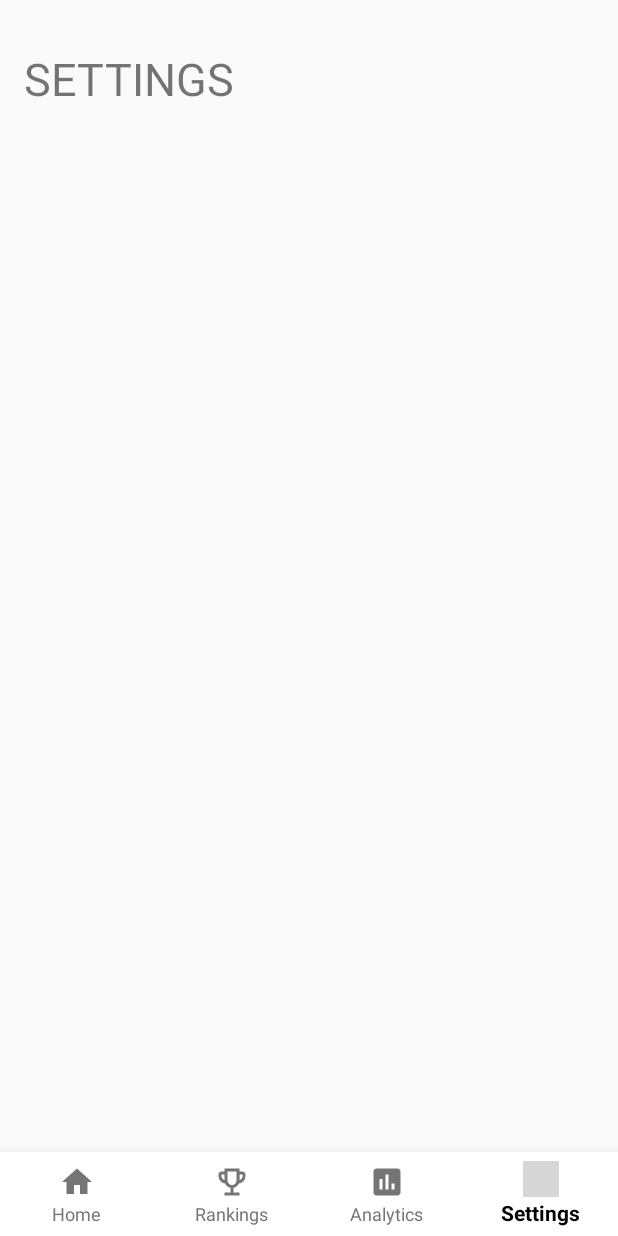
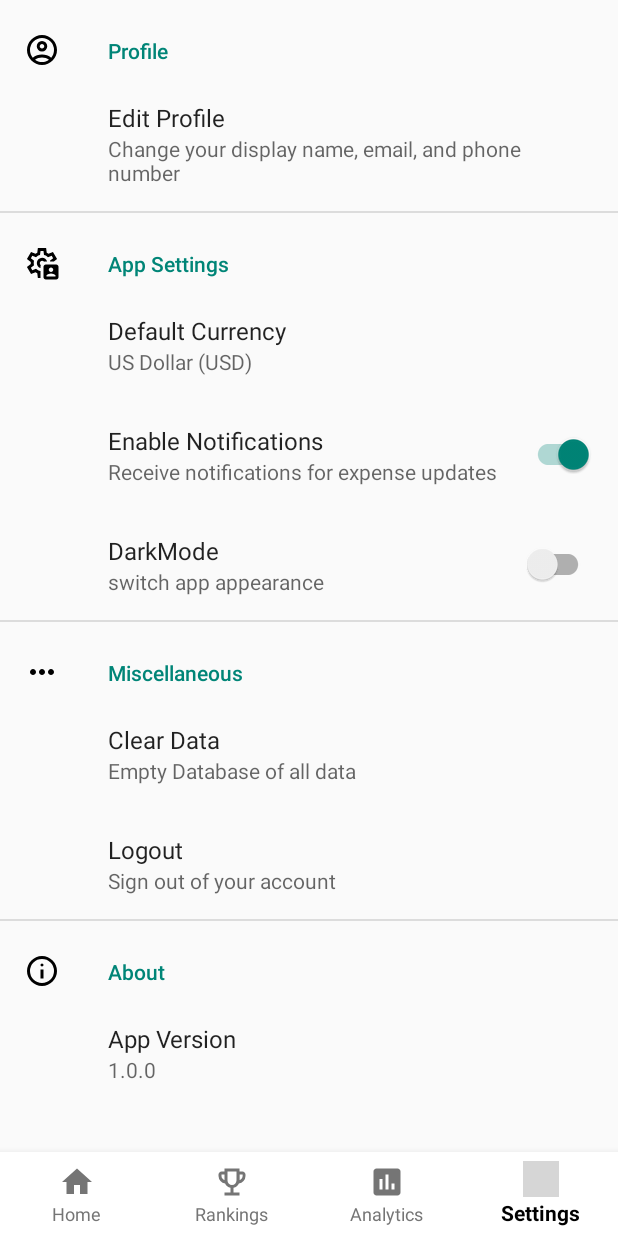
Before and after one commit to NicholasTamm/youOme, an Android app built with Jetpack Compose: the screen it shows after launch (MainActivity), item 4 of the bottom bar chosen, on a phone screen of 412 x 824 dp. Run offline under Robolectric (Android 15) with nearby library versions, the phone set to English and light mode, and no system bars; our stand-ins replace androidx.preference; grey boxes are pictures that could not be loaded.

Commit message:
[FEAT] Basic Settings layout and implementation

```diff
--- a/app/src/main/java/com/example/youome/settings/SettingsFragment.kt
+++ b/app/src/main/java/com/example/youome/settings/SettingsFragment.kt
@@ -1,18 +1,116 @@
 package com.example.youome.settings
 
+import android.content.Intent
+import android.content.SharedPreferences
+import android.net.Uri
 import android.os.Bundle
-import android.view.LayoutInflater
-import android.view.View
-import android.view.ViewGroup
-import androidx.fragment.app.Fragment
+import android.widget.Toast
+import androidx.activity.result.contract.ActivityResultContracts
+import androidx.preference.Preference
+import androidx.preference.PreferenceFragmentCompat
+import androidx.preference.PreferenceManager
 import com.example.youome.R
 
-class SettingsFragment: Fragment() {
-    override fun onCreateView(
-        inflater: LayoutInflater,
-        container: ViewGroup?,
-        savedInstanceState: Bundle?
-    ): View? {
-        return inflater.inflate(R.layout.settings, container, false)
+class SettingsFragment : PreferenceFragmentCompat(),
+    SharedPreferences.OnSharedPreferenceChangeListener,
+    Preference.OnPreferenceClickListener {
+
+
+    override fun onCreatePreferences(savedInstanceState: Bundle?, rootKey: String?) {
+        setPreferencesFromResource(R.xml.preferences, rootKey)
+    }
+
+    override fun onCreate(savedInstanceState: Bundle?) {
+        super.onCreate(savedInstanceState)
+
+        // Set up click listeners for specific preferences
+        setupPreferenceClickListeners()
+
+    }
+
+    override fun onResume() {
+        super.onResume()
+        preferenceScreen.sharedPreferences?.registerOnSharedPreferenceChangeListener(this)
+    }
+
+    override fun onPause() {
+        super.onPause()
+        preferenceScreen.sharedPreferences?.unregisterOnSharedPreferenceChangeListener(this)
+    }
+
+    private fun setupPreferenceClickListeners() {
+        // Profile settings preference
+        findPreference<Preference>("profile_settings")?.onPreferenceClickListener = this
+
+        // Action preferences
+        findPreference<Preference>("clear_cache")?.onPreferenceClickListener = this
+        findPreference<Preference>("logout")?.onPreferenceClickListener = this
+    }
+
+    override fun onPreferenceClick(preference: Preference): Boolean {
+        return when (preference.key) {
+            "profile_settings" -> {
+                launchProfileActivity()
+                true
+            }
+            "clear_cache" -> {
+                handleClearCache()
+                true
+            }
+            "logout" -> {
+                handleLogout()
+                true
+            }
+            else -> false
+        }
+    }
+
+    override fun onSharedPreferenceChanged(sharedPreferences: SharedPreferences?, key: String?) {
+        when (key) {
+            "default_currency" -> {
+                val newCurrency = sharedPreferences?.getString(key, "USD")
+                // TODO: Update user preferences in database
+                Toast.makeText(context, "Default currency changed to $newCurrency", Toast.LENGTH_SHORT).show()
+            }
+            "enable_notifications" -> {
+                val isEnabled = sharedPreferences?.getBoolean(key, true) ?: true
+                // TODO: Update notification settings
+                Toast.makeText(context, if (isEnabled) "Notifications enabled" else "Notifications disabled", Toast.LENGTH_SHORT).show()
+            }
+            "theme_switch" -> {
+                val isDarkMode = sharedPreferences?.getBoolean(key, false) ?: false
+                // TODO: Update theme settings
+                Toast.makeText(context, if (isDarkMode) "Dark mode enabled" else "Light mode enabled", Toast.LENGTH_SHORT).show()
+            }
+        }
+    }
+
+    private fun launchProfileActivity() {
+        // TODO: Replace with actual ProfileActivity later
+
+        // val intent = Intent(context, com.example.youome.profile.ProfileActivity::class.java)
+        // startActivity(intent)
+        try {
+            val intent = Intent().apply {
+                setClassName(requireContext(), "com.example.youome.profile.ProfileActivity")
+                // Add any extras you want to pass to the activity here
+                // putExtra("user_id", userId)
+            }
+            startActivity(intent)
+        } catch (e: Exception) {
+            // Fallback if activity doesn't exist yet
+            Toast.makeText(context, "Profile activity not implemented yet", Toast.LENGTH_SHORT).show()
+        }
+    }
+
+
+    private fun handleClearCache() {
+        // TODO: Implement cache clearing
+        Toast.makeText(context, "Cache cleared", Toast.LENGTH_SHORT).show()
+    }
+
+    private fun handleLogout() {
+        // TODO: Implement logout functionality
+        Toast.makeText(context, "Logged out", Toast.LENGTH_SHORT).show()
     }
 }
--- /dev/null
+++ b/app/src/main/res/drawable/ic_app_settings.xml
@@ -0,0 +1,9 @@
+<vector xmlns:android="http://schemas.android.com/apk/res/android"
+    android:width="24dp"
+    android:height="24dp"
+    android:viewportWidth="960"
+    android:viewportHeight="960">
+  <path
+      android:pathData="M600,840h240v-33q-25,-23 -56,-35t-64,-12q-33,0 -64,12t-56,35v33ZM720,720q25,0 42.5,-17.5T780,660q0,-25 -17.5,-42.5T720,600q-25,0 -42.5,17.5T660,660q0,25 17.5,42.5T720,720ZM480,480ZM482,340q-58,0 -99,41t-41,99q0,48 27,84t71,50q0,-23 0.5,-44t8.5,-38q-14,-8 -20.5,-22t-6.5,-30q0,-25 17.5,-42.5T482,420q15,0 28.5,7.5T533,448q11,-5 23,-7t24,-2h36q-13,-43 -49.5,-71T482,340ZM370,880l-16,-128q-13,-5 -24.5,-12T307,725l-119,50L78,585l103,-78q-1,-7 -1,-13.5v-27q0,-6.5 1,-13.5L78,375l110,-190 119,50q11,-8 23,-15t24,-12l16,-128h220l16,128q13,5 24.5,12t22.5,15l119,-50 110,190 -85,65L696,440q-1,-5 -2,-10.5t-3,-10.5l86,-65 -39,-68 -99,42q-22,-23 -48.5,-38.5T533,266l-13,-106h-79l-14,106q-31,8 -57.5,23.5T321,327l-99,-41 -39,68 86,64q-5,15 -7,30t-2,32q0,16 2,31t7,30l-86,65 39,68 99,-42q24,25 54,42t65,22v184h-70ZM580,920q-25,0 -42.5,-17.5T520,860v-280q0,-25 17.5,-42.5T580,520h280q25,0 42.5,17.5T920,580v280q0,25 -17.5,42.5T860,920L580,920Z"
+      android:fillColor="@color/black"/>
+</vector>
--- /dev/null
+++ b/app/src/main/res/drawable/ic_info.xml
@@ -0,0 +1,9 @@
+<vector xmlns:android="http://schemas.android.com/apk/res/android"
+    android:width="24dp"
+    android:height="24dp"
+    android:viewportWidth="960"
+    android:viewportHeight="960">
+  <path
+      android:pathData="M440,680h80v-240h-80v240ZM480,360q17,0 28.5,-11.5T520,320q0,-17 -11.5,-28.5T480,280q-17,0 -28.5,11.5T440,320q0,17 11.5,28.5T480,360ZM480,880q-83,0 -156,-31.5T197,763q-54,-54 -85.5,-127T80,480q0,-83 31.5,-156T197,197q54,-54 127,-85.5T480,80q83,0 156,31.5T763,197q54,54 85.5,127T880,480q0,83 -31.5,156T763,763q-54,54 -127,85.5T480,880ZM480,800q134,0 227,-93t93,-227q0,-134 -93,-227t-227,-93q-134,0 -227,93t-93,227q0,134 93,227t227,93ZM480,480Z"
+      android:fillColor="@color/black"/>
+</vector>
--- /dev/null
+++ b/app/src/main/res/drawable/ic_more.xml
@@ -0,0 +1,9 @@
+<vector xmlns:android="http://schemas.android.com/apk/res/android"
+    android:width="24dp"
+    android:height="24dp"
+    android:viewportWidth="960"
+    android:viewportHeight="960">
+  <path
+      android:pathData="M240,560q-33,0 -56.5,-23.5T160,480q0,-33 23.5,-56.5T240,400q33,0 56.5,23.5T320,480q0,33 -23.5,56.5T240,560ZM480,560q-33,0 -56.5,-23.5T400,480q0,-33 23.5,-56.5T480,400q33,0 56.5,23.5T560,480q0,33 -23.5,56.5T480,560ZM720,560q-33,0 -56.5,-23.5T640,480q0,-33 23.5,-56.5T720,400q33,0 56.5,23.5T800,480q0,33 -23.5,56.5T720,560Z"
+      android:fillColor="@color/black"/>
+</vector>
--- /dev/null
+++ b/app/src/main/res/drawable/ic_profile.xml
@@ -0,0 +1,9 @@
+<vector xmlns:android="http://schemas.android.com/apk/res/android"
+    android:width="24dp"
+    android:height="24dp"
+    android:viewportWidth="960"
+    android:viewportHeight="960">
+  <path
+      android:pathData="M234,684q51,-39 114,-61.5T480,600q69,0 132,22.5T726,684q35,-41 54.5,-93T800,480q0,-133 -93.5,-226.5T480,160q-133,0 -226.5,93.5T160,480q0,59 19.5,111t54.5,93ZM480,520q-59,0 -99.5,-40.5T340,380q0,-59 40.5,-99.5T480,240q59,0 99.5,40.5T620,380q0,59 -40.5,99.5T480,520ZM480,880q-83,0 -156,-31.5T197,763q-54,-54 -85.5,-127T80,480q0,-83 31.5,-156T197,197q54,-54 127,-85.5T480,80q83,0 156,31.5T763,197q54,54 85.5,127T880,480q0,83 -31.5,156T763,763q-54,54 -127,85.5T480,880ZM480,800q53,0 100,-15.5t86,-44.5q-39,-29 -86,-44.5T480,680q-53,0 -100,15.5T294,740q39,29 86,44.5T480,800ZM480,440q26,0 43,-17t17,-43q0,-26 -17,-43t-43,-17q-26,0 -43,17t-17,43q0,26 17,43t43,17ZM480,380ZM480,740Z"
+      android:fillColor="@color/black"/>
+</vector>
--- a/app/src/main/res/values/strings.xml
+++ b/app/src/main/res/values/strings.xml
@@ -1,3 +1,24 @@
 <resources>
     <string name="app_name">youOme</string>
+
+    <!-- Currency arrays for preferences -->
+    <string-array name="currency_entries">
+        <item>US Dollar (USD)</item>
+        <item>Euro (EUR)</item>
+        <item>British Pound (GBP)</item>
+        <item>Japanese Yen (JPY)</item>
+        <item>Canadian Dollar (CAD)</item>
+        <item>Australian Dollar (AUD)</item>
+        <item>Swiss Franc (CHF)</item>
+    </string-array>
+
+    <string-array name="currency_values">
+        <item>USD</item>
+        <item>EUR</item>
+        <item>GBP</item>
+        <item>JPY</item>
+        <item>CAD</item>
+        <item>AUD</item>
+        <item>CHF</item>
+    </string-array>
 </resources>
--- /dev/null
+++ b/app/src/main/res/xml/preferences.xml
@@ -0,0 +1,67 @@
+<?xml version="1.0" encoding="utf-8"?>
+<PreferenceScreen xmlns:app="http://schemas.android.com/apk/res-auto">
+
+    <!-- Profile Section -->
+    <PreferenceCategory app:title="Profile" app:icon="@drawable/ic_profile">
+
+        <Preference
+            app:key="profile_settings"
+            app:title="Edit Profile"
+            app:summary="Change your display name, email, and phone number"/>
+
+    </PreferenceCategory>
+
+    <!-- App Settings Section -->
+    <PreferenceCategory app:title="App Settings" app:icon="@drawable/ic_app_settings">
+
+        <ListPreference
+            app:key="default_currency"
+            app:title="Default Currency"
+            app:summary="Choose your preferred currency"
+            app:entries="@array/currency_entries"
+            app:entryValues="@array/currency_values"
+            app:defaultValue="USD"
+            app:useSimpleSummaryProvider="true" />
+
+        <SwitchPreferenceCompat
+            app:key="enable_notifications"
+            app:title="Enable Notifications"
+            app:summary="Receive notifications for expense updates"
+            app:defaultValue="true" />
+
+        <SwitchPreferenceCompat
+            app:key="theme_switch"
+            app:title="DarkMode"
+            app:summary="switch app appearance"
+            app:defaultValue="false" />
+
+
+    </PreferenceCategory>
+
+    <!-- Privacy &amp; Security Section -->
+    <PreferenceCategory app:title="Miscellaneous" app:icon="@drawable/ic_more">
+
+        <Preference
+            app:key="clear_cache"
+            app:title="Clear Data"
+            app:summary="Empty Database of all data" />
+
+        <Preference
+            app:key="logout"
+            app:title="Logout"
+            app:summary="Sign out of your account"/>
+
+    </PreferenceCategory>
+
+    <!-- About Section -->
+    <PreferenceCategory app:title="About" app:icon="@drawable/ic_info">
+
+        <Preference
+            app:key="app_version"
+            app:title="App Version"
+            app:summary="1.0.0"
+            app:selectable="false" />
+
+    </PreferenceCategory>
+
+</PreferenceScreen>
--- a/gradle/libs.versions.toml
+++ b/gradle/libs.versions.toml
@@ -12,6 +12,7 @@ appcompat = "1.7.1"
 material = "1.13.0"
 viewpager2 = "1.1.0"
 room = "2.6.1"
+preferenceKtx = "1.2.1"
 
 [libraries]
 androidx-core-ktx = { group = "androidx.core", name = "core-ktx", version.ref = "coreKtx" }
@@ -34,6 +35,7 @@ androidx-viewpager2 = { group = "androidx.viewpager2", name = "viewpager2", vers
 androidx-room-runtime = { group = "androidx.room", name = "room-runtime", version.ref = "room" }
 androidx-room-compiler = { group = "androidx.room", name = "room-compiler", version.ref = "room" }
 androidx-room-ktx = { group = "androidx.room", name = "room-ktx", version.ref = "room" }
+androidx-preference-ktx = { group = "androidx.preference", name = "preference-ktx", version.ref = "preferenceKtx" }
 
 [plugins]
 android-application = { id = "com.android.application", version.ref = "agp" }
```
